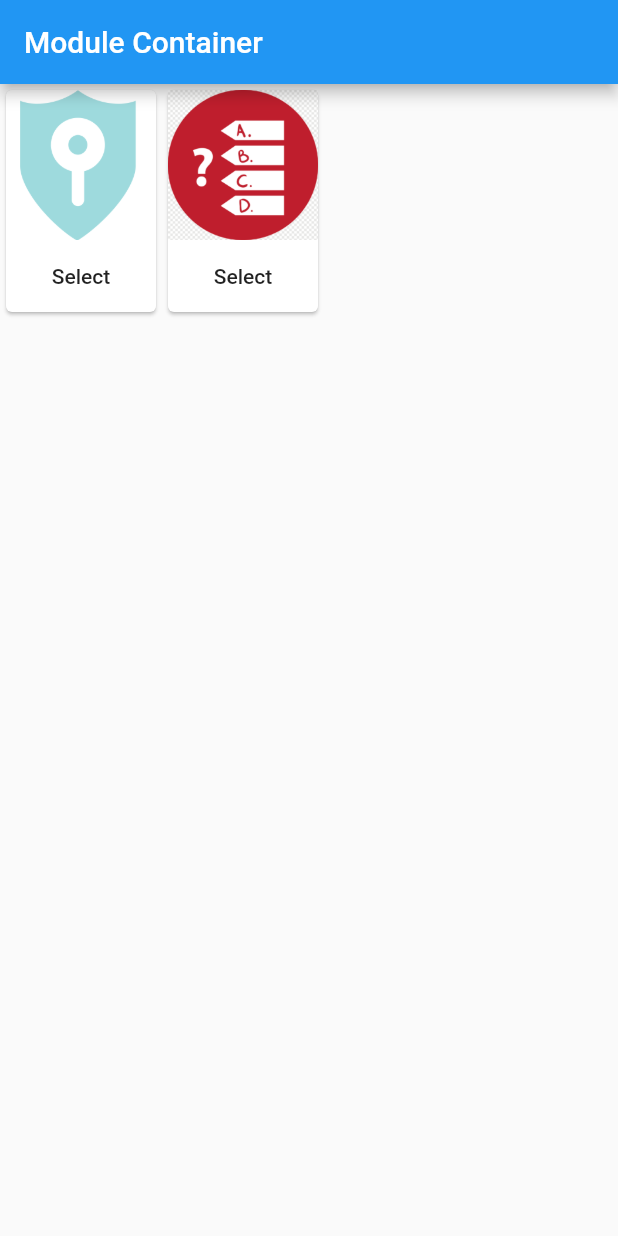
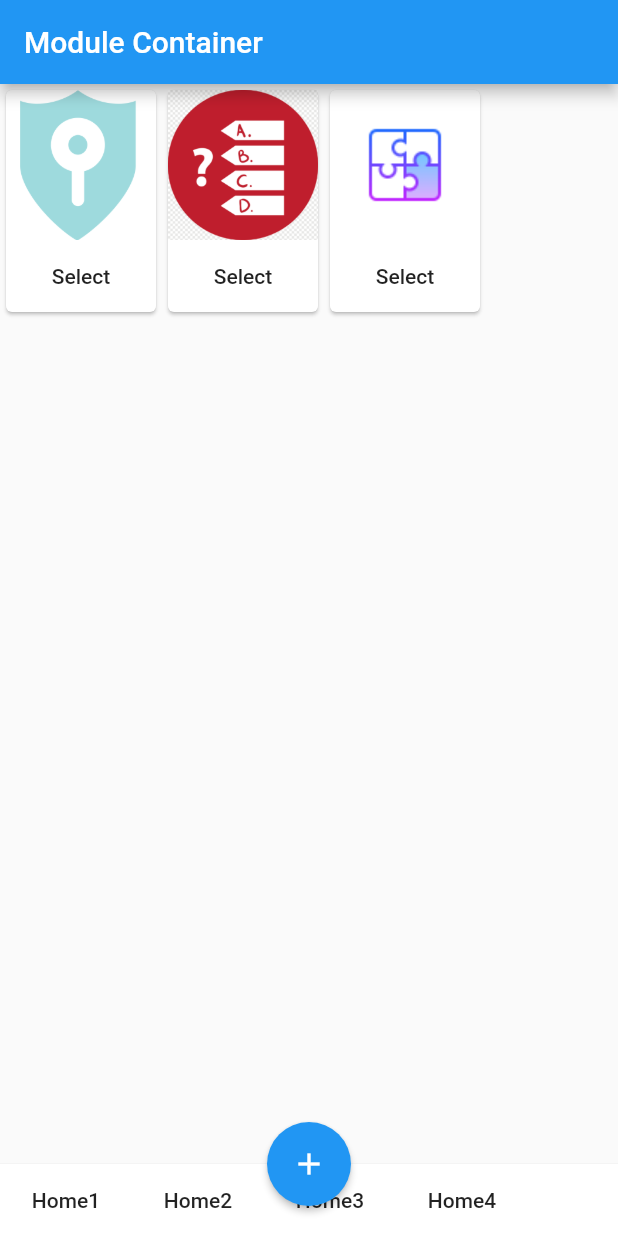
Before and after one commit to bazen-teklehaymanot/ui_set, a Flutter app: the screen it shows after launch, on a phone screen of 412 x 824 dp. Run offline on Flutter 3.47's test engine with Material 2 defaults, Android fonts, the phone set to English and light mode, and no system bars.

Commit message:
feat: - Widgets template added

```diff
--- a/lib/app-initializer.dart
+++ b/lib/app-initializer.dart
@@ -1,28 +1,32 @@
 import 'package:flutter/material.dart';
 import 'package:ui_set/screens/module-display-screen.dart';
 import 'package:ui_set/templates/auth/auth-template-facade.dart';
+import 'package:ui_set/templates/flutter-widgets/widget_template_facade.dart';
 import 'package:ui_set/templates/quiz/quie-template-facade.dart';
 import 'package:ui_set/widget/template-card.dart';
 
 class AppInitializer{
   final QuizTemplateFacade quizTemplateFacade = QuizTemplateFacade();
   final AuthTemplateFacade authTemplateFacade = AuthTemplateFacade();
+  final WidgetTemplateFacade widgetTemplateFacade = WidgetTemplateFacade();
 
   Map<String, Widget Function(BuildContext)> loadApplicationIndex(BuildContext context){
-    return { '/':(context)=>ModuleDisplayScreen() };
+    return { '/':(context)=> SafeArea(child: ModuleDisplayScreen(),) };
   }
   Map<String, Widget Function(BuildContext)> loadTemplateRoutes(BuildContext context){
     return {
       ...quizTemplateFacade.getTemplateRoutes(context),
-      ...authTemplateFacade.getTemplateRoutes(context)
+      ...authTemplateFacade.getTemplateRoutes(context),
+      ...widgetTemplateFacade.getTemplateRoutes(context)
       };
   }
 
   List<Widget> getTemplateWidgets(BuildContext context){
     List<Widget> templateWidgets = List();
 
-    templateWidgets.add(TemplateCard(authTemplateFacade.getTemplateWidget()));
-    templateWidgets.add(TemplateCard(quizTemplateFacade.getTemplateWidget()));
+    templateWidgets.add(TemplateCard(authTemplateFacade.getTemplateMetaData()));
+    templateWidgets.add(TemplateCard(quizTemplateFacade.getTemplateMetaData()));
+    templateWidgets.add(TemplateCard(widgetTemplateFacade.getTemplateMetaData()));
     return templateWidgets;
   }
 
--- a/lib/screens/module-display-screen.dart
+++ b/lib/screens/module-display-screen.dart
@@ -2,6 +2,7 @@ import 'package:flutter/material.dart';
 import 'package:ui_set/app-initializer.dart';
 
 class ModuleDisplayScreen extends StatelessWidget {
+
   @override
   Widget build(BuildContext context) {
     final AppInitializer initializer = AppInitializer();
@@ -11,9 +12,40 @@ class ModuleDisplayScreen extends StatelessWidget {
       ),
       body: Column(
         children: <Widget>[
-          Row( children: <Widget>[...initializer.getTemplateWidgets(context) ],)
+          Row(
+            children: <Widget>[...initializer.getTemplateWidgets(context)],
+          )
         ],
-      )
+      ),
+      floatingActionButton: FloatingActionButton(
+        onPressed: () => {},
+        elevation: 2.0,
+        child: Icon(Icons.add),
+      ),
+      bottomNavigationBar: BottomAppBar(
+        elevation: 1,
+        child: Row(
+          children: <Widget>[
+            FlatButton(
+              onPressed: () {},
+              child: Text('Home1'),
+            ),
+            FlatButton(
+              onPressed: () {},
+              child: Text('Home2'),
+            ),
+            FlatButton(
+              onPressed: () {},
+              child: Text('Home3'),
+            ),
+            FlatButton(
+              onPressed: () {},
+              child: Text('Home4'),
+            )
+          ],
+        ),
+      ),
+      floatingActionButtonLocation: FloatingActionButtonLocation.centerDocked,
     );
   }
 }
--- a/lib/templates/auth/auth-template-facade.dart
+++ b/lib/templates/auth/auth-template-facade.dart
@@ -18,7 +18,7 @@ class AuthTemplateFacade extends TemplateBase{
   }
 
   @override
-  TemplateMetadata getTemplateWidget()=> TemplateMetadata(
+  TemplateMetadata getTemplateMetaData()=> TemplateMetadata(
     name: 'Authentication',
     description: 'Simple Auth UI/UX',
     icon: AuthAssets.templateIcon,
--- /dev/null
+++ b/lib/templates/flutter-widgets/constants/assets.dart
@@ -0,0 +1,3 @@
+class WidgetTemplateAssets{
+    static String templateIcon = 'assets/images/widgets.png';
+}
--- /dev/null
+++ b/lib/templates/flutter-widgets/constants/routes.dart
@@ -0,0 +1,3 @@
+class WidgetTempateRoutes{
+  static String widgetListScreen= '/widgets/';
+}
--- /dev/null
+++ b/lib/templates/flutter-widgets/widget_template_facade.dart
@@ -0,0 +1,24 @@
+import 'package:flutter/material.dart';
+import 'package:ui_set/templates/flutter-widgets/constants/assets.dart';
+import 'package:ui_set/templates/flutter-widgets/constants/routes.dart';
+import 'package:ui_set/templates/flutter-widgets/screens/widget-list-screen.dart';
+import 'package:ui_set/templates/template-metadata.dart';
+import 'package:ui_set/templates/templates.base.dart';
+
+class WidgetTemplateFacade extends TemplateBase{
+  @override
+  Map<String, Widget Function(BuildContext)> getTemplateRoutes(BuildContext context) {
+    return {
+      WidgetTempateRoutes.widgetListScreen: (context)=> WidgetListScreen()
+    };
+  }
+
+  @override
+  TemplateMetadata getTemplateMetaData() =>TemplateMetadata(
+    name:'Quiz',
+    description:'Simple Quiz module',
+    indexRoute: WidgetTempateRoutes.widgetListScreen,
+    icon:WidgetTemplateAssets.templateIcon
+  );
+
+}
--- a/lib/templates/quiz/quie-template-facade.dart
+++ b/lib/templates/quiz/quie-template-facade.dart
@@ -16,7 +16,7 @@ class QuizTemplateFacade extends TemplateBase{
   }
 
   @override
-  TemplateMetadata getTemplateWidget()=>TemplateMetadata(
+  TemplateMetadata getTemplateMetaData()=>TemplateMetadata(
     name:'Quiz',
     description:'Simple Quiz module',
     indexRoute: QuizTemplateRoutes.quizTypeListScreen,
--- a/lib/templates/templates.base.dart
+++ b/lib/templates/templates.base.dart
@@ -3,5 +3,5 @@ import 'package:ui_set/templates/template-metadata.dart';
 
 abstract class TemplateBase{
    Map<String,Widget Function(BuildContext)> getTemplateRoutes(BuildContext context);
-   TemplateMetadata getTemplateWidget();
+   TemplateMetadata getTemplateMetaData();
 }
--- a/pubspec.yaml
+++ b/pubspec.yaml
@@ -45,6 +45,7 @@ flutter:
     - assets/images/auth-icon.png
     - assets/images/quiz-icon-1.png
     - assets/images/quiz-icon-2.png
+    - assets/images/widgets.png
 
   # An image asset can refer to one or more resolution-specific "variants", see
   # https://flutter.dev/assets-and-images/#resolution-aware.
```
Also changed, not shown: lib/templates/flutter-widgets/screens/widget-list-screen.dart (added, +69 -0 lines), assets/images/widgets.png (added), lib/templates/flutter-widgets/screens/expanded-widget-screen.dart (added), lib/templates/flutter-widgets/screens/safe-area-widget-screen.dart (added), lib/templates/flutter-widgets/screens/wrap-widget-screen.dart (added).
